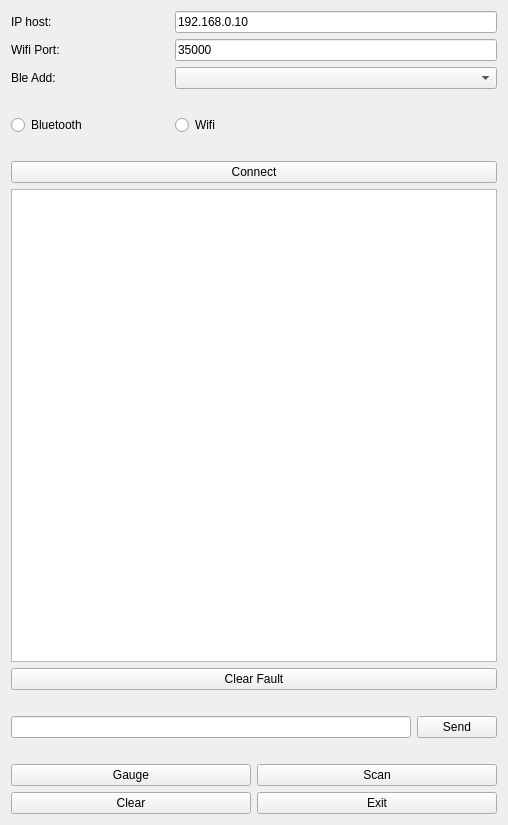
Before: the Qt Designer form mainwindow.ui in takyonxxx/Elm327_Wifi_Obd2_Qt_Project, drawn with Qt 5.
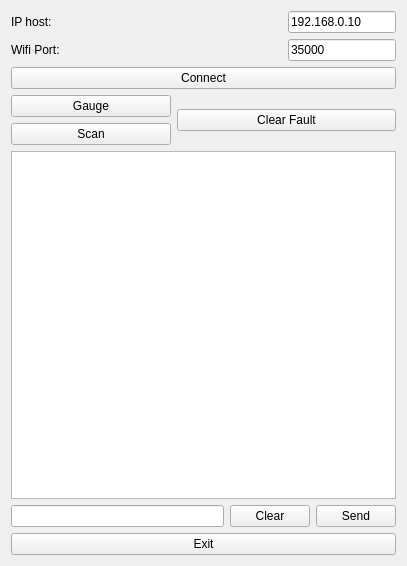
After: the same form once the commit is applied.

Diff of the .ui file:
```diff
--- a/mainwindow.ui
+++ b/mainwindow.ui
@@ -6,8 +6,8 @@
    <rect>
     <x>0</x>
     <y>0</y>
-    <width>508</width>
-    <height>825</height>
+    <width>407</width>
+    <height>566</height>
    </rect>
   </property>
   <property name="sizePolicy">
@@ -26,69 +26,21 @@
    <bool>false</bool>
   </property>
   <widget class="QWidget" name="centralWidget">
+   <layout class="QGridLayout" name="gridLayout_4">
+    <item row="0" column="0">
    <layout class="QGridLayout" name="gridLayout">
-    <item row="14" column="0" colspan="3">
-     <layout class="QHBoxLayout" name="horizontalControls">
+      <item row="0" column="0">
+       <layout class="QVBoxLayout" name="verticalLayout">
       <item>
-       <widget class="QPushButton" name="pushClear">
-        <property name="maximumSize">
-         <size>
-          <width>16777215</width>
-          <height>16777215</height>
-         </size>
-        </property>
-        <property name="text">
-         <string>Clear</string>
-        </property>
-       </widget>
-      </item>
-      <item>
-       <widget class="QPushButton" name="pushExit">
-        <property name="maximumSize">
-         <size>
-          <width>16777215</width>
-          <height>16777215</height>
-         </size>
-        </property>
-        <property name="text">
-         <string>Exit</string>
-        </property>
-       </widget>
-      </item>
-     </layout>
-    </item>
-    <item row="13" column="0" colspan="3">
-     <layout class="QHBoxLayout" name="horizontalDiagnostic">
-      <item>
-       <widget class="QPushButton" name="pushGauge">
-        <property name="maximumSize">
-         <size>
-          <width>16777215</width>
-          <height>16777215</height>
-         </size>
-        </property>
-        <property name="text">
-         <string>Gauge</string>
-        </property>
-       </widget>
-      </item>
-      <item>
-       <widget class="QPushButton" name="pushScan">
-        <property name="maximumSize">
-         <size>
-          <width>16777215</width>
-          <height>16777215</height>
-         </size>
-        </property>
-        <property name="text">
-         <string>Scan</string>
-        </property>
-       </widget>
-      </item>
-     </layout>
-    </item>
-    <item row="9" column="0" colspan="3">
+         <layout class="QGridLayout" name="gridLayout_2">
+          <item row="3" column="2" rowspan="2" colspan="2">
      <widget class="QPushButton" name="pushDiagnostic">
+            <property name="minimumSize">
+             <size>
+              <width>0</width>
+              <height>0</height>
+             </size>
+            </property>
       <property name="maximumSize">
        <size>
         <width>16777215</width>
@@ -100,56 +52,7 @@
       </property>
      </widget>
     </item>
-    <item row="5" column="0" colspan="3">
-     <spacer name="horizontalSpacer">
-      <property name="orientation">
-       <enum>Qt::Horizontal</enum>
-      </property>
-      <property name="sizeHint" stdset="0">
-       <size>
-        <width>40</width>
-        <height>20</height>
-       </size>
-      </property>
-     </spacer>
-    </item>
-    <item row="2" column="0">
-     <widget class="QLabel" name="labelBluetoothDevice">
-      <property name="text">
-       <string>Ble Add:</string>
-      </property>
-     </widget>
-    </item>
-    <item row="10" column="0" colspan="3">
-     <spacer name="horizontalSpacer_3">
-      <property name="orientation">
-       <enum>Qt::Horizontal</enum>
-      </property>
-      <property name="sizeHint" stdset="0">
-       <size>
-        <width>40</width>
-        <height>20</height>
-       </size>
-      </property>
-     </spacer>
-    </item>
-    <item row="8" column="0" colspan="3">
-     <widget class="QTextBrowser" name="textTerminal"/>
-    </item>
-    <item row="0" column="1" colspan="2">
-     <widget class="QLineEdit" name="ipEdit">
-      <property name="maximumSize">
-       <size>
-        <width>16777215</width>
-        <height>16777215</height>
-       </size>
-      </property>
-      <property name="text">
-       <string>192.168.0.10</string>
-      </property>
-     </widget>
-    </item>
-    <item row="7" column="0" colspan="3">
+          <item row="2" column="0" colspan="4">
      <widget class="QPushButton" name="pushConnect">
       <property name="maximumSize">
        <size>
@@ -175,7 +78,33 @@
       </property>
      </widget>
     </item>
-    <item row="1" column="1" colspan="2">
+          <item row="0" column="2">
+           <spacer name="horizontalSpacer_2">
+            <property name="orientation">
+             <enum>Qt::Horizontal</enum>
+            </property>
+            <property name="sizeHint" stdset="0">
+             <size>
+              <width>40</width>
+              <height>20</height>
+             </size>
+            </property>
+           </spacer>
+          </item>
+          <item row="0" column="3">
+           <widget class="QLineEdit" name="ipEdit">
+            <property name="maximumSize">
+             <size>
+              <width>16777215</width>
+              <height>16777215</height>
+             </size>
+            </property>
+            <property name="text">
+             <string>192.168.0.10</string>
+            </property>
+           </widget>
+          </item>
+          <item row="1" column="3">
      <widget class="QLineEdit" name="wifiPortEdit">
       <property name="maximumSize">
        <size>
@@ -188,46 +117,6 @@
       </property>
      </widget>
     </item>
-    <item row="11" column="0" colspan="3">
-     <layout class="QHBoxLayout" name="horizontalSendEdit">
-      <item>
-       <widget class="QLineEdit" name="sendEdit"/>
-      </item>
-      <item>
-       <widget class="QPushButton" name="pushSend">
-        <property name="sizePolicy">
-         <sizepolicy hsizetype="Fixed" vsizetype="Fixed">
-          <horstretch>0</horstretch>
-          <verstretch>0</verstretch>
-         </sizepolicy>
-        </property>
-        <property name="maximumSize">
-         <size>
-          <width>16777215</width>
-          <height>16777215</height>
-         </size>
-        </property>
-        <property name="text">
-         <string>  Send  </string>
-        </property>
-       </widget>
-      </item>
-     </layout>
-    </item>
-    <item row="4" column="0">
-     <widget class="QRadioButton" name="radioBle">
-      <property name="text">
-       <string>Bluetooth</string>
-      </property>
-     </widget>
-    </item>
-    <item row="4" column="1">
-     <widget class="QRadioButton" name="radioWifi">
-      <property name="text">
-       <string>Wifi</string>
-      </property>
-     </widget>
-    </item>
     <item row="0" column="0">
      <widget class="QLabel" name="labelIp">
       <property name="maximumSize">
@@ -241,34 +130,109 @@
       </property>
      </widget>
     </item>
-    <item row="2" column="1" colspan="2">
-     <widget class="QComboBox" name="comboBleList"/>
+          <item row="3" column="0" colspan="2">
+           <widget class="QPushButton" name="pushGauge">
+            <property name="maximumSize">
+             <size>
+              <width>16777215</width>
+              <height>16777215</height>
+             </size>
+            </property>
+            <property name="text">
+             <string>Gauge</string>
+            </property>
+           </widget>
+          </item>
+          <item row="4" column="0" colspan="2">
+           <widget class="QPushButton" name="pushScan">
+            <property name="maximumSize">
+             <size>
+              <width>16777215</width>
+              <height>16777215</height>
+             </size>
+            </property>
+            <property name="text">
+             <string>Scan</string>
+            </property>
+           </widget>
+          </item>
+          <item row="0" column="1">
+           <spacer name="horizontalSpacer">
+            <property name="orientation">
+             <enum>Qt::Horizontal</enum>
+            </property>
+            <property name="sizeHint" stdset="0">
+             <size>
+              <width>40</width>
+              <height>20</height>
+             </size>
+            </property>
+           </spacer>
+          </item>
+         </layout>
+        </item>
+       </layout>
+      </item>
+      <item row="1" column="0">
+       <layout class="QVBoxLayout" name="verticalLayout_2">
+        <item>
+         <layout class="QGridLayout" name="gridLayout_3">
+          <item row="2" column="2">
+           <widget class="QPushButton" name="pushSend">
+            <property name="sizePolicy">
+             <sizepolicy hsizetype="Fixed" vsizetype="Fixed">
+              <horstretch>0</horstretch>
+              <verstretch>0</verstretch>
+             </sizepolicy>
+            </property>
+            <property name="maximumSize">
+             <size>
+              <width>16777215</width>
+              <height>16777215</height>
+             </size>
+            </property>
+            <property name="text">
+             <string>    Send    </string>
+            </property>
+           </widget>
     </item>
     <item row="3" column="0" colspan="3">
-     <spacer name="horizontalSpacer_2">
-      <property name="orientation">
-       <enum>Qt::Horizontal</enum>
-      </property>
-      <property name="sizeHint" stdset="0">
+           <widget class="QPushButton" name="pushExit">
+            <property name="maximumSize">
        <size>
-        <width>40</width>
-        <height>20</height>
-       </size>
-      </property>
-     </spacer>
-    </item>
-    <item row="12" column="0" colspan="3">
-     <spacer name="horizontalSpacer_4">
-      <property name="orientation">
-       <enum>Qt::Horizontal</enum>
-      </property>
-      <property name="sizeHint" stdset="0">
+              <width>16777215</width>
+              <height>16777215</height>
+             </size>
+            </property>
+            <property name="text">
+             <string>Exit</string>
+            </property>
+           </widget>
+          </item>
+          <item row="2" column="0">
+           <widget class="QLineEdit" name="sendEdit"/>
+          </item>
+          <item row="0" column="0" colspan="3">
+           <widget class="QTextBrowser" name="textTerminal"/>
+          </item>
+          <item row="2" column="1">
+           <widget class="QPushButton" name="pushClear">
+            <property name="maximumSize">
        <size>
-        <width>40</width>
-        <height>20</height>
-       </size>
-      </property>
-     </spacer>
+              <width>16777215</width>
+              <height>16777215</height>
+             </size>
+            </property>
+            <property name="text">
+             <string>  Clear  </string>
+            </property>
+           </widget>
+          </item>
+         </layout>
+        </item>
+       </layout>
+      </item>
+     </layout>
     </item>
    </layout>
   </widget>
```
Lines whose indentation alone changed are shown as unchanged.
